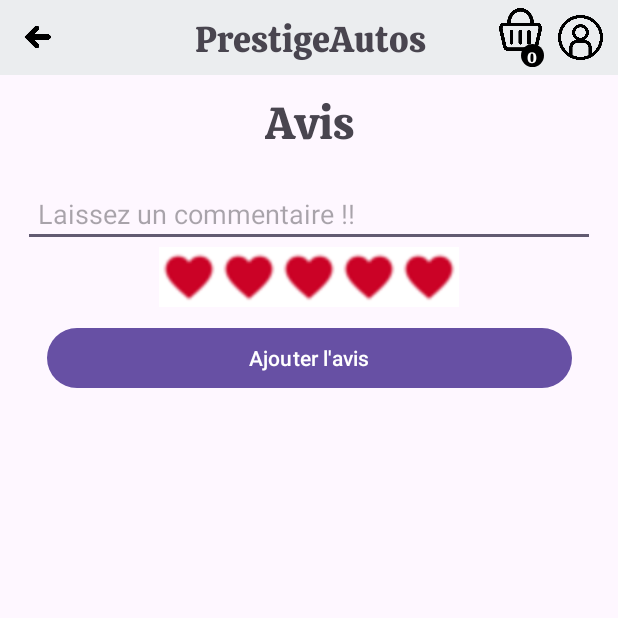
After one commit to sabraess/FilRougeApp_R411, an Android app: the AvisActivity screen opened directly, with no data from a screen before it, on a phone screen of 412 x 824 dp, the top half of it. The commit adds this screen. Run offline under Robolectric (Android 15) with nearby library versions, the phone set to English and light mode, and no system bars; our stand-ins replace Firebase (no records; nobody signed in at launch, a user with empty details on screens opened directly); 2 statements that could not run were skipped.

Commit message:
Les avis (leur affichage et ajout) connexion à la bd (realtime db firebase)

```diff
--- a/FilRouge/app/src/main/AndroidManifest.xml
+++ b/FilRouge/app/src/main/AndroidManifest.xml
@@ -41,6 +41,9 @@
             android:name=".ProfileActivity"
             android:exported="false" />
         <activity
+            android:name=".AvisActivity"
+            android:exported="false" />
+        <activity
             android:name=".MainActivity"
             android:exported="true">
             <intent-filter>
--- /dev/null
+++ b/FilRouge/app/src/main/java/filrouge/app/AvisActivity.java
@@ -0,0 +1,230 @@
+package filrouge.app;
+
+import android.app.Activity;
+import android.content.Intent;
+import android.os.Bundle;
+import android.support.annotation.NonNull;
+import android.view.View;
+import android.widget.Button;
+import android.widget.EditText;
+import android.widget.ImageView;
+import android.widget.ListView;
+
+import androidx.appcompat.app.AppCompatActivity;
+
+import com.google.android.gms.tasks.OnFailureListener;
+import com.google.android.gms.tasks.OnSuccessListener;
+import com.google.firebase.auth.FirebaseAuth;
+import com.google.firebase.auth.FirebaseUser;
+import com.google.firebase.database.DataSnapshot;
+import com.google.firebase.database.DatabaseError;
+import com.google.firebase.database.DatabaseReference;
+import com.google.firebase.database.FirebaseDatabase;
+import com.google.firebase.database.ValueEventListener;
+
+import java.util.ArrayList;
+import java.util.HashMap;
+import java.util.List;
+import java.util.Objects;
+
+import android.widget.ArrayAdapter;
+import android.widget.RatingBar;
+import android.widget.Toast;
+
+public class AvisActivity extends AppCompatActivity {
+
+    FirebaseAuth mAuth;
+    FirebaseUser user;
+
+    private HashMap<String , Object> avis;
+    Integer nbrAvis = 0;
+    private Button buttonAjouterAvis;
+    private EditText commentaire;
+    private ListView listeAvis;
+
+
+
+    // Déclaration de la liste des avis
+    private List<RatingData> avisList = new ArrayList<>();
+    @Override
+    protected void onCreate(Bundle savedInstanceState) {
+        super.onCreate(savedInstanceState);
+        setContentView(R.layout.activity_avis);
+
+
+        /* Appel des méthodes pour les actions*/
+        clickPictureConnection();
+        clickPictureBasket();
+        clickPictureHome();
+
+        /*Récupération de l'objet CarsList envoyé par l'activité précédente*/
+
+
+        CarsList car = getIntent().getParcelableExtra("cars");
+
+    // ************************************ L'affichage d'avis ************************************************* //
+
+        listeAvis = findViewById(R.id.listViewOpinion);
+
+        // ArrayList<String> list = new ArrayList<>();
+        // ArrayAdapter<String> adapter = new ArrayAdapter<String>(this, R.layout.avis_list_layout, android.R.id.text1, list);
+
+        ArrayList<RatingData> listAvisA = new ArrayList<>();
+        AvisAdapter adapterA = new AvisAdapter(this, listAvisA);
+
+        listeAvis.setAdapter(adapterA);
+
+        DatabaseReference reference = FirebaseDatabase.getInstance().getReference().child("Avis").child(car.getName());
+
+        reference.addValueEventListener(new ValueEventListener() {
+            @Override
+            public void onDataChange(@androidx.annotation.NonNull DataSnapshot dataSnapshot) {
+                listAvisA.clear();
+                for (DataSnapshot avisSnapshot : dataSnapshot.getChildren()) {
+
+
+                    String avisSnapshotString = avisSnapshot.getValue().toString().substring(1, avisSnapshot.getValue().toString().length() - 1);
+                    // Diviser la chaîne en parties basées sur ","
+                    String[] parts = avisSnapshotString.split(", ");
+
+                    // Initialisation des variables pour stocker les données extraites
+                    String emailUtilisateur = "";
+                    String avisString = "";
+                    float ranking = 0;
+
+                    // Parcours des parties pour extraire les clés et les valeurs
+                    for (String part : parts) {
+                        // Diviser selon "=" (clé - valeur)
+                        String[] keyValue = part.split("=");
+
+                        // Récupèrer la clé et la valeur des données que je veuxx
+                        String key = keyValue[0];
+                        String value = keyValue[1];
+
+                        if (key.equals("Avis")) {
+                            avisString = value;
+                        } else if (key.equals("EmailUtilisateur")) {
+                            emailUtilisateur = value;
+                        } else if (key.equals("Ranking")) {
+                            ranking = Float.parseFloat(value);
+                        }
+                    }
+
+                    //  initialiser RatingData avec données réécupérées
+                    RatingData avisObj = new RatingData(avisString, emailUtilisateur, ranking);
+
+                    listAvisA.add(avisObj);
+                    //}
+                }
+                adapterA.notifyDataSetChanged();
+            }
+
+            @Override
+            public void onCancelled(@androidx.annotation.NonNull DatabaseError error) {
+
+            }
+        });
+
+    // ####################################### L'ajout davis #######################################
+
+        avis = new HashMap<>();
+        buttonAjouterAvis = findViewById(R.id.buttonCommentaireAvis);
+        commentaire = findViewById(R.id.commentaireAvis);
+
+        mAuth = FirebaseAuth.getInstance();
+        user = mAuth.getCurrentUser();
+
+        buttonAjouterAvis.setOnClickListener(new View.OnClickListener() {
+            @Override
+            public void onClick(View v) {
+                String commentaireString;
+                commentaireString = commentaire.getText().toString();
+                RatingBar ratingBarAvis = findViewById(R.id.ratingBarAvis);
+
+
+                float ranking = ratingBarAvis.getRating();
+
+                if (user != null) {
+                    if (commentaireString.isEmpty()) {
+                        Toast.makeText(AvisActivity.this, "Écrire un avis avant de valider !!", Toast.LENGTH_LONG).show();
+
+
+                    } else {
+                        avis.put("EmailUtilisateur", user.getEmail());
+                        avis.put("Avis", commentaireString);
+                        avis.put("Ranking", ranking );
+                        nbrAvis++;
+                        // Générer automatiquement une clé unique pour cet avis
+                        // Obtenir une référence à la base de données
+                        DatabaseReference avisRef = FirebaseDatabase.getInstance().getReference().child("Avis").child(car.getName());
+
+                        // Générer automatiquement une clé unique pour cet avis
+                        // String nouvelAvisKey = avisRef.push().getKey();
+
+                        // Ajouter l'avis sous la clé unique générée
+                        avisRef.child(user.getUid()).setValue(avis).addOnSuccessListener(new OnSuccessListener<Void>() {
+                                    @Override
+                                    public void onSuccess(Void aVoid) {
+                                        // Avis ajouté avec succès
+                                        Toast.makeText(AvisActivity.this, "Avis ajouté avec succès !", Toast.LENGTH_LONG).show();
+                                        commentaire.setText(null);
+                                    }
+                                })
+                                .addOnFailureListener(new OnFailureListener() {
+                                    @Override
+                                    public void onFailure(@NonNull Exception e) {
+                                        // Échec de l'ajout de l'avis
+                                        Toast.makeText(AvisActivity.this, "Erreur lors de l'ajout de l'avis : " + e.getMessage(), Toast.LENGTH_LONG).show();
+                                    }
+                                });
+
+                    }
+                } else {
+                    Toast.makeText(AvisActivity.this, "Veuillez vous connecter afin d'ajouter un avis", Toast.LENGTH_LONG).show();
+
+                }
+            }
+        });
+
+        ///////////////////////////////////////////////////////////////////////////////////////
+    }
+
+    public void clickPictureConnection(){
+
+        mAuth = FirebaseAuth.getInstance();
+        user = mAuth.getCurrentUser();
+
+        ImageView imageConnection = findViewById(R.id.iconConnection);
+
+        if (user == null ) {
+            imageConnection.setOnClickListener(v -> {
+                Intent intent = new Intent(AvisActivity.this, ConnectionActivity.class);
+                startActivity(intent);
+            });
+
+        }
+        else {
+            imageConnection.setOnClickListener(v -> {
+                Intent intent = new Intent(AvisActivity.this, ProfileActivity.class);
+                startActivity(intent);
+            });
+
+        }
+    }
+
+    public void clickPictureBasket(){
+        ImageView iconBasket = findViewById(R.id.iconBasket);
+        iconBasket.setOnClickListener(v -> {
+            Intent intent = new Intent(AvisActivity.this, BasketActivity.class);
+            startActivity(intent);
+        });
+    }
+
+    public void clickPictureHome(){
+        ImageView imageRetour = findViewById(R.id.returnHome);
+        imageRetour.setOnClickListener(v -> {
+            Intent intent = new Intent(AvisActivity.this, HomeActivity.class);
+            startActivity(intent);
+        });
+    }
+}
--- /dev/null
+++ b/FilRouge/app/src/main/java/filrouge/app/AvisAdapter.java
@@ -0,0 +1,67 @@
+package filrouge.app;
+
+import android.content.Context;
+import android.view.LayoutInflater;
+import android.view.View;
+import android.view.ViewGroup;
+import android.widget.BaseAdapter;
+import android.widget.ImageView;
+import android.widget.RatingBar;
+import android.widget.TextView;
+
+import androidx.constraintlayout.widget.ConstraintLayout;
+
+import java.util.List;
+
+public class AvisAdapter extends BaseAdapter {
+
+    private final String TAG = "Clara + Sabra " + getClass().getSimpleName();
+    private final List<RatingData> avisList;
+    private LayoutInflater mInflater;
+    private Clickable callBackActivity;
+
+    public AvisAdapter(Context context, List<RatingData> avisList) {
+        this.avisList = avisList;
+        this.mInflater = LayoutInflater.from(CarsApp.getContext());
+//        this.callBackActivity = clickable;
+    }
+
+    @Override
+    public int getCount() {
+        return avisList.size();
+    }
+
+    @Override
+    public Object getItem(int position) {
+        return avisList.get(position);
+    }
+
+    @Override
+    public long getItemId(int position) {
+        return position;
+    }
+
+    @Override
+    public View getView(int position, View convertView, ViewGroup parent) {
+
+        ConstraintLayout layoutItem;
+        layoutItem = (ConstraintLayout) mInflater.inflate(R.layout.avis_list_layout, parent, false);
+
+        // Récupérer l'avis à la position donnée
+        RatingData avis = avisList.get(position);
+
+        // Récupérer les vues de la mise en page
+        TextView textViewEmail = layoutItem.findViewById(R.id.textEmail);
+        TextView textViewAvis = layoutItem.findViewById(R.id.textAvis);
+        RatingBar ratingBar = layoutItem.findViewById(R.id.ratingBar);
+
+        // Définir les valeurs des vues avec les données de l'avis
+        textViewEmail.setText(avis.getEmailUtilisateur());
+        textViewAvis.setText(avis.getAvis());
+        ratingBar.setRating(avis.getRanking());
+        return layoutItem;
+
+
+
+    }
+}
--- a/FilRouge/app/src/main/java/filrouge/app/ConnectionActivity.java
+++ b/FilRouge/app/src/main/java/filrouge/app/ConnectionActivity.java
@@ -62,7 +62,6 @@ public class ConnectionActivity extends AppCompatActivity implements TaskbarInte
         TextView signUp = findViewById(R.id.signUp);
         signUp.setOnClickListener(v -> {
             //lancement de l'activité SignUpActivity
-            Intent intent = new Intent(ConnectionActivity.this, SignUpActivity.class);
             startSignInActivity();
         });
 
--- a/FilRouge/app/src/main/java/filrouge/app/RatingAdapter.java
+++ b/FilRouge/app/src/main/java/filrouge/app/RatingAdapter.java
@@ -20,7 +20,7 @@ public class RatingAdapter extends ArrayAdapter<RatingData> {
         RatingData avis = getItem(position);
 
         if (convertView == null) {
-           // convertView = LayoutInflater.from(getContext()).inflate(R.layout.item_avis, parent, false);
+         //   convertView = LayoutInflater.from(getContext()).inflate(R.layout.item_avis, parent, false);
         }
 
 
--- /dev/null
+++ b/FilRouge/app/src/main/res/layout/activity_avis.xml
@@ -0,0 +1,147 @@
+<?xml version="1.0" encoding="utf-8"?>
+<androidx.constraintlayout.widget.ConstraintLayout
+    xmlns:android="http://schemas.android.com/apk/res/android"
+    xmlns:app="http://schemas.android.com/apk/res-auto"
+    xmlns:tools="http://schemas.android.com/tools"
+    android:id="@+id/main"
+    android:layout_width="match_parent"
+    android:layout_height="match_parent"
+    tools:context=".AvisActivity">
+    <LinearLayout
+        android:id="@+id/linearLayout"
+        android:layout_width="match_parent"
+        android:layout_height="50dp"
+        android:orientation="horizontal"
+        android:background="@color/grey"
+        android:gravity="center_vertical"
+        app:layout_constraintTop_toTopOf="parent"
+        app:layout_constraintLeft_toLeftOf="parent"
+        app:layout_constraintRight_toRightOf="parent">
+
+        <ImageView
+            android:id="@+id/returnHome"
+            android:layout_width="30dp"
+            android:layout_height="40dp"
+            android:src="@drawable/fleche_retour"
+            android:layout_marginStart="10dp"
+            android:gravity="right" />
+
+        <TextView
+            android:id="@+id/title"
+            android:layout_width="wrap_content"
+            android:layout_height="wrap_content"
+            android:fontFamily="@font/calistoga"
+            android:layout_marginStart="90dp"
+            android:text="@string/appTitle"
+            android:textSize="24sp" />
+
+        <Space
+            android:layout_width="0dp"
+            android:layout_height="match_parent"
+            android:layout_weight="1"/>
+
+        <LinearLayout
+            android:layout_width="wrap_content"
+            android:layout_height="wrap_content"
+            android:orientation="vertical"
+            android:gravity="center_vertical"
+            app:layout_constraintTop_toTopOf="parent"
+            app:layout_constraintLeft_toLeftOf="parent"
+            app:layout_constraintRight_toRightOf="parent">
+
+            <ImageView
+                android:id="@+id/iconBasket"
+                android:layout_width="30dp"
+                android:layout_height="30dp"
+                android:src="@drawable/panier"
+                android:layout_marginEnd="10dp"
+                android:layout_gravity="center_vertical" />
+
+            <TextView
+                android:id="@+id/nbCarInBasket"
+                android:layout_width="15dp"
+                android:layout_height="15dp"
+                android:background="@drawable/fond_quantitepanier"
+                android:gravity="center"
+                android:fontFamily="@font/calistoga"
+                android:layout_marginStart="15sp"
+                android:layout_marginTop="-5sp"
+                android:text="0"
+                android:textColor="@color/white"
+                android:textSize="10sp" />
+
+        </LinearLayout>
+
+        <ImageView
+            android:id="@+id/iconConnection"
+            android:layout_width="30dp"
+            android:layout_height="30dp"
+            android:gravity="right"
+            android:src="@drawable/connexion"
+            android:layout_marginEnd="10dp"/>
+
+    </LinearLayout>
+
+    <TextView
+        android:id="@+id/opinionTitle"
+        android:layout_width="wrap_content"
+        android:layout_height="wrap_content"
+        android:text="@string/opinion"
+        android:textSize="30sp"
+        android:fontFamily="@font/calistoga"
+        android:layout_marginTop="5dp"
+        app:layout_constraintTop_toBottomOf="@+id/linearLayout"
+        app:layout_constraintStart_toStartOf="parent"
+        app:layout_constraintEnd_toEndOf="parent"
+        />
+
+    <EditText
+        android:layout_width="match_parent"
+        android:layout_height="wrap_content"
+        android:id="@+id/commentaireAvis"
+        app:layout_constraintTop_toBottomOf="@id/opinionTitle"
+        app:layout_constraintStart_toStartOf="parent"
+        app:layout_constraintEnd_toEndOf="parent"
+        android:layout_margin="15dp"
+        android:hint="@string/commentaire"
+        android:padding="10dp"
+        android:inputType="textEmailAddress"
+        />
+
+    <RatingBar
+        android:id="@+id/ratingBarAvis"
+        style="@style/CustomRatingBarStyle"
+        android:layout_width="200dp"
+        android:layout_height="wrap_content"
+        android:numStars="5"
+        android:rating="5"
+        app:layout_constraintStart_toStartOf="parent"
+        app:layout_constraintEnd_toEndOf="parent"
+
+        app:layout_constraintTop_toBottomOf="@id/commentaireAvis" />
+
+
+    <Button
+        android:layout_width="350dp"
+        android:layout_height="wrap_content"
+        android:id="@+id/buttonCommentaireAvis"
+        app:layout_constraintTop_toBottomOf="@id/ratingBarAvis"
+        app:layout_constraintStart_toStartOf="parent"
+        app:layout_constraintEnd_toEndOf="parent"
+        android:layout_margin="10dp"
+        android:text="@string/ajouterAvisButton" />
+
+    <ListView
+        android:id="@+id/listViewOpinion"
+        android:layout_width="match_parent"
+        android:layout_height="wrap_content"
+        android:choiceMode="singleChoice"
+        app:layout_constraintTop_toBottomOf="@id/buttonCommentaireAvis"
+        app:layout_constraintStart_toStartOf="parent"
+        app:layout_constraintEnd_toEndOf="parent"
+        android:layout_marginTop="10dp">
+    </ListView>
+
+
+
+</androidx.constraintlayout.widget.ConstraintLayout>
```
Also changed, not shown: FilRouge/app/src/main/java/filrouge/app/AvisList.java (added, +13 -0 lines), FilRouge/app/src/main/java/filrouge/app/RatingData.java (+32 -2 lines), FilRouge/app/src/main/java/filrouge/app/SelectedCarActivity.java (+14 -88 lines), FilRouge/app/src/main/java/filrouge/app/SignUpActivity.java (deleted, +0 -19 lines), FilRouge/app/src/main/res/layout/activity_selected_car.xml (+6 -39 lines), FilRouge/app/src/main/res/layout/avis_list_layout.xml (added, +36 -0 lines), FilRouge/app/src/main/res/layout/simple_list_item_1.xml (deleted, +0 -18 lines).
